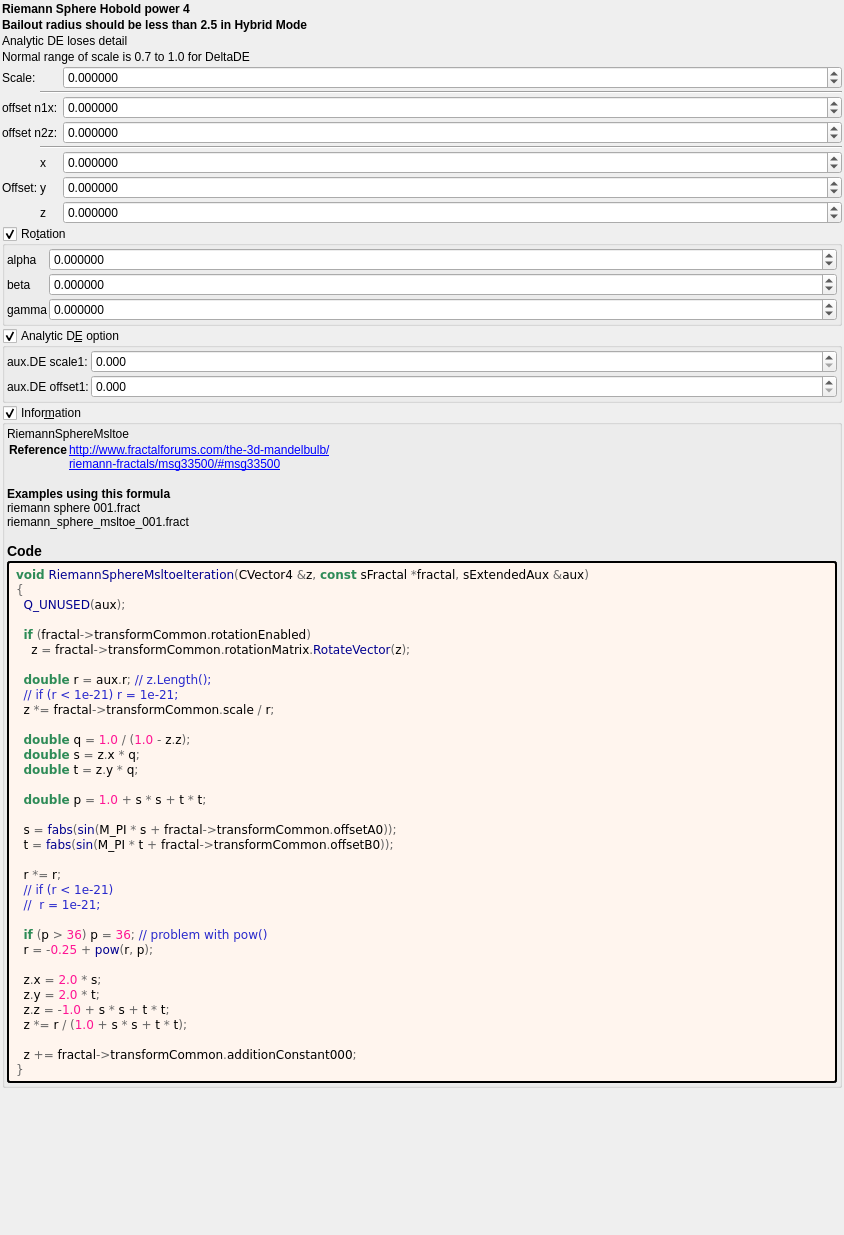
buddhi1980/mandelbulber2, file mandelbulber2/formula/ui/riemann_sphere_hobold_pow4.ui: the form before one commit.
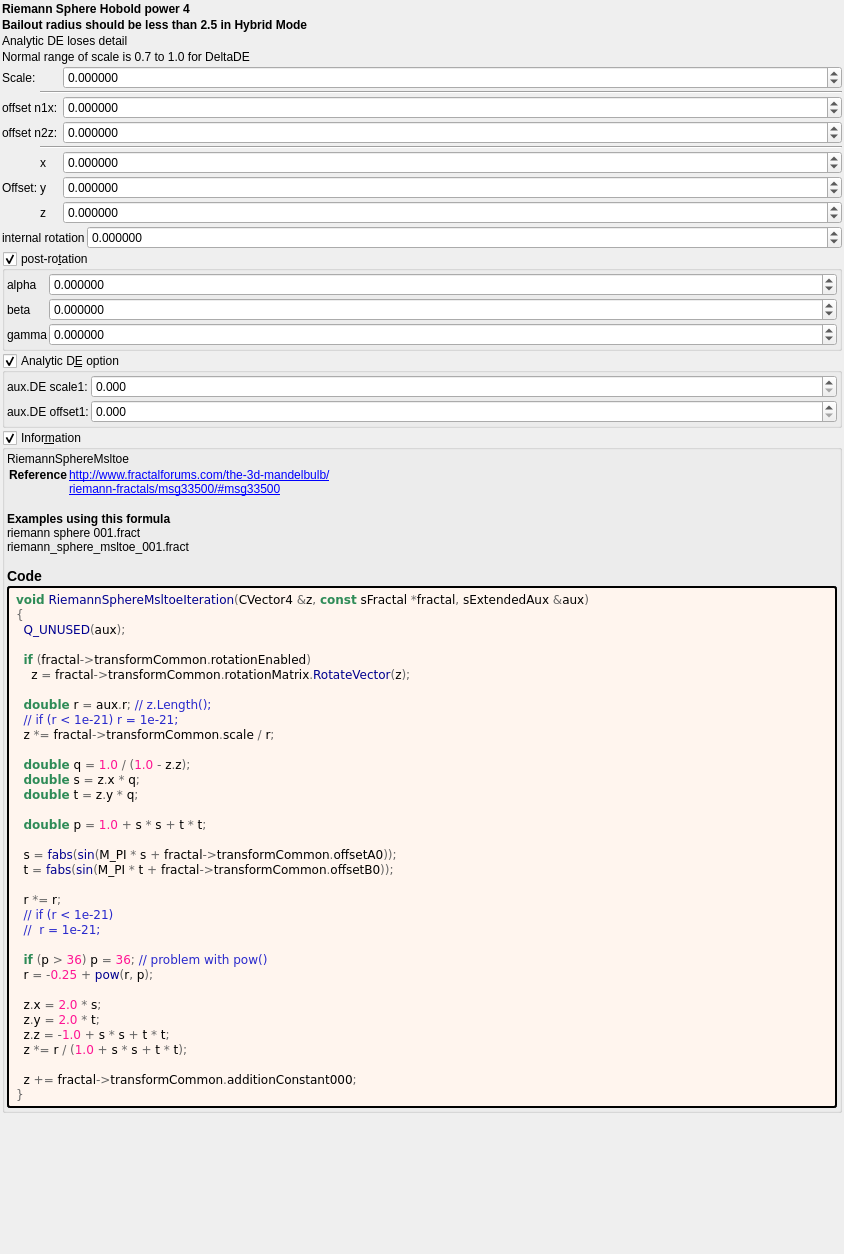
The form after the commit. Custom widgets are drawn as their Qt base class.

Commit message: riemann spheres hobold complete

Patch:
```diff
--- a/mandelbulber2/formula/ui/riemann_sphere_hobold_pow4.ui
+++ b/mandelbulber2/formula/ui/riemann_sphere_hobold_pow4.ui
@@ -7,7 +7,7 @@
     <x>0</x>
     <y>0</y>
     <width>844</width>
-    <height>1235</height>
+    <height>1254</height>
    </rect>
   </property>
   <property name="windowTitle">
@@ -307,10 +307,52 @@
      </item>
     </layout>
    </item>
+   <item>
+    <layout class="QGridLayout" name="gridLayout_2" columnstretch="0,1">
+     <property name="spacing">
+      <number>2</number>
+     </property>
+     <item row="1" column="0">
+      <widget class="QLabel" name="label_18">
+       <property name="text">
+        <string notr="true">internal rotation</string>
+       </property>
+      </widget>
+     </item>
+     <item row="1" column="1">
+      <widget class="MyDoubleSpinBox" name="spinboxd_transf_angle_0">
+       <property name="sizePolicy">
+        <sizepolicy hsizetype="Minimum" vsizetype="Maximum">
+         <horstretch>0</horstretch>
+         <verstretch>0</verstretch>
+        </sizepolicy>
+       </property>
+       <property name="prefix">
+        <string/>
+       </property>
+       <property name="suffix">
+        <string/>
+       </property>
+       <property name="decimals">
+        <number>6</number>
+       </property>
+       <property name="minimum">
+        <double>-180.000000000000000</double>
+       </property>
+       <property name="maximum">
+        <double>180.000000000000000</double>
+       </property>
+       <property name="singleStep">
+        <double>1.000000000000000</double>
+       </property>
+      </widget>
+     </item>
+    </layout>
+   </item>
    <item>
     <widget class="MyGroupBox" name="groupCheck_transf_rotation_enabled">
      <property name="title">
-      <string>Ro&amp;tation</string>
+      <string>post-ro&amp;tation</string>
      </property>
      <property name="checkable">
       <bool>true</bool>
```
The commit also changes 2 other files.
